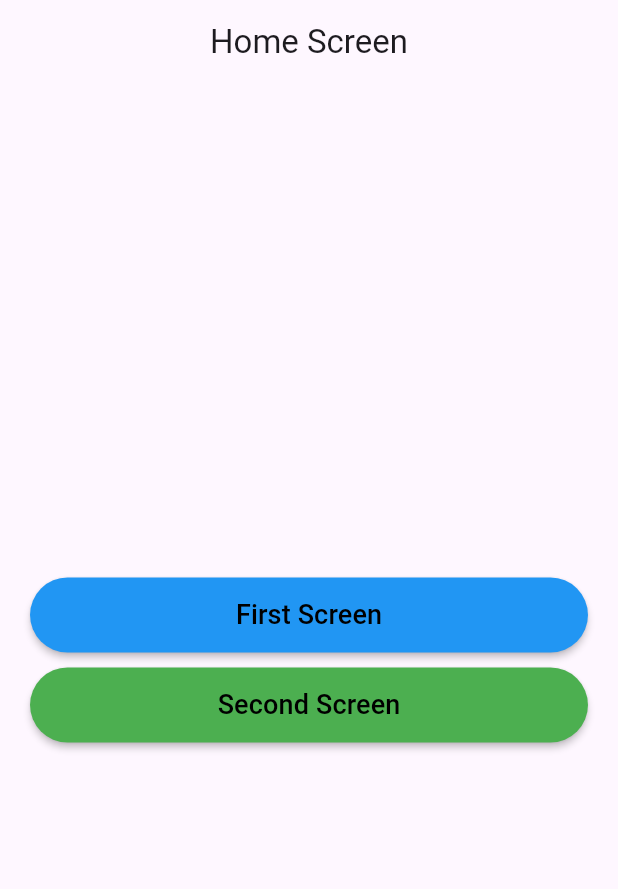
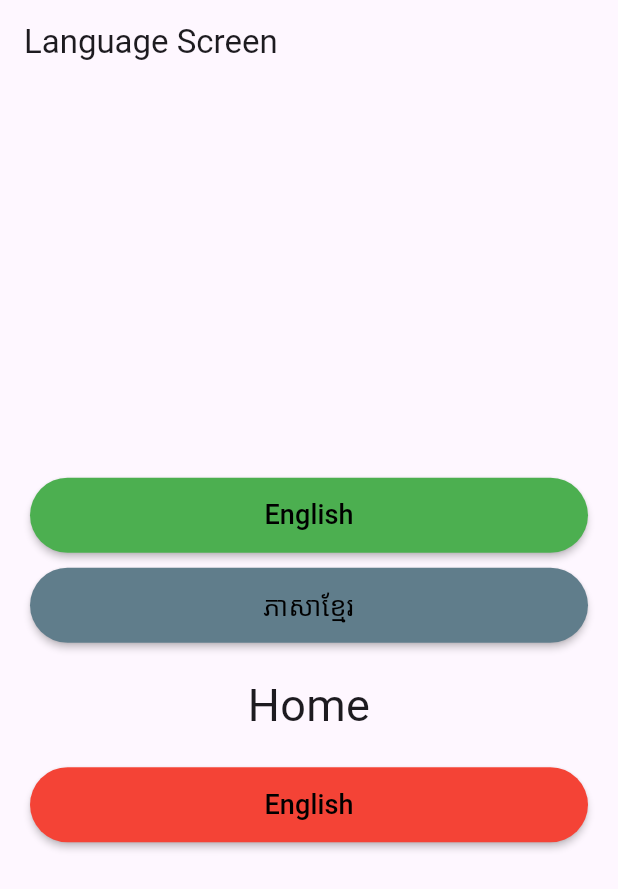
Before and after one commit to SaTya-Dev082/Getx-State-Management, a Flutter app: the screen it shows after launch, on a phone screen of 412 x 824 dp. Shown: the top 889 px of the screen. Run offline on Flutter 3.47's test engine with Material 3 defaults, Android fonts, the phone set to English and light mode, and no system bars; our stand-ins replace get, get_storage.

Commit message:
how to use localization (two languages)

```diff
--- a/lib/main.dart
+++ b/lib/main.dart
@@ -1,49 +1,95 @@
 import 'package:flutter/material.dart';
 import 'package:get/get.dart';
+import 'package:get_storage/get_storage.dart';
 import 'package:learning_getx/mvc_partern/binding/home_binding.dart';
+import 'package:learning_getx/mvc_partern/localizations/controllers/app_localization_controller.dart';
+import 'package:learning_getx/mvc_partern/localizations/views/chinese_screen.dart';
+import 'package:learning_getx/mvc_partern/localizations/views/english_screen.dart';
+import 'package:learning_getx/mvc_partern/localizations/views/khmer_screen.dart';
+import 'package:learning_getx/mvc_partern/localizations/views/language_view.dart';
 import 'package:learning_getx/mvc_partern/view/screens/home_view.dart';
+import 'package:learning_getx/routes/first_screen.dart';
+import 'package:learning_getx/routes/home_screen.dart';
+import 'package:learning_getx/routes/second_screen.dart';
+import 'package:learning_getx/routes/third_screen.dart';
+import 'package:learning_getx/test_route/home_screen.dart';
 // import 'package:learning_getx/routes/first_screen.dart';
 // import 'package:learning_getx/routes/home_screen.dart';
 // import 'package:learning_getx/routes/second_screen.dart';
 // import 'package:learning_getx/routes/third_screen.dart';
 
-void main() {
-  runApp(const MyApp());
+void main() async {
+  await GetStorage.init();
+  runApp(MyApp());
 }
 
 class MyApp extends StatelessWidget {
-  const MyApp({super.key});
+  MyApp({super.key});
+  GetStorage box = GetStorage();
 
   @override
   Widget build(BuildContext context) {
+    print(box.read("lang"));
     return GetMaterialApp(
-      // initialRoute: '/',
-      // getPages: [
-      //   GetPage(
-      //     name: '/',
-      //     page: () => FirstScreen(),
-      //     transition: Transition.rightToLeft,
-      //   ),
-      //   GetPage(
-      //     name: '/firstPage',
-      //     page: () => FirstScreen(),
-      //     transition: Transition.rightToLeft,
-      //   ),
-      //   GetPage(
-      //     name: '/secondPage',
-      //     page: () => SecondScreen(),
-      //     transition: Transition.rightToLeft,
-      //   ),
-      //   GetPage(
-      //     name: '/thirdPage',
-      //     page: () => ThirdScreen(),
-      //     transition: Transition.rightToLeft,
-      //   ),
-      // ],
+      /// Localization
+      locale:
+          (box.read("lang") == null)
+              ? const Locale("en")
+              : Locale(box.read("lang")),
+      translations: AppLocalizationController(),
+      initialRoute: "/",
+      getPages: [
+        GetPage(
+          name: '/',
+          page: () => LanguageView(),
+          transition: Transition.rightToLeft,
+        ),
+        GetPage(
+          name: '/englishScreen',
+          page: () => EnglishScreen(),
+          transition: Transition.rightToLeft,
+        ),
+        GetPage(
+          name: '/khmerScreen',
+          page: () => KhmerScreen(),
+          transition: Transition.rightToLeft,
+        ),
+        GetPage(
+          name: '/chineseScreen',
+          page: () => ChineseScreen(),
+          transition: Transition.rightToLeft,
+        ),
+      ],
+
+      // Dependency Injection
+      /*
+      initialRoute: '/',
+      getPages: [
+        GetPage(
+          name: '/',
+          page: () => HomeScreen(),
+          transition: Transition.rightToLeft,
+        ),
+        GetPage(
+          name: '/firstPage',
+          page: () => FirstScreen(),
+          transition: Transition.rightToLeft,
+        ),
+        GetPage(
+          name: '/secondPage',
+          page: () => SecondScreen(),
+          transition: Transition.rightToLeft,
+        ),
+        GetPage(
+          name: '/thirdPage',
+          page: () => ThirdScreen(),
+          transition: Transition.rightToLeft,
+        ),
+      ],*/
       debugShowCheckedModeBanner: false,
       // home: const HomeScreen(), // Home Route
-      home: HomeView(),
-      initialBinding: HomeBinding(),
+      // home: HomeScreenTest(),
+      // initialBinding: HomeBinding(),
     );
   }
 }
--- /dev/null
+++ b/lib/mvc_partern/localizations/controllers/app_localization_controller.dart
@@ -0,0 +1,9 @@
+import 'package:get/get.dart';
+import 'package:learning_getx/mvc_partern/localizations/languages/chinese.dart';
+import 'package:learning_getx/mvc_partern/localizations/languages/english.dart';
+import 'package:learning_getx/mvc_partern/localizations/languages/khmer.dart';
+
+class AppLocalizationController extends Translations {
+  @override
+  Map<String, Map<String, String>> get keys => {"en": en, "kh": kh, "ch": ch};
+}
--- /dev/null
+++ b/lib/mvc_partern/localizations/languages/chinese.dart
@@ -0,0 +1,9 @@
+Map<String, String> ch = {
+  "language": "中文",
+  "home": "首页",
+  "setting": "设置",
+  "data": "数据",
+  "video": "视频",
+  "picture": "图片",
+  "computer": "电脑",
+};
--- /dev/null
+++ b/lib/mvc_partern/localizations/languages/english.dart
@@ -0,0 +1,9 @@
+Map<String, String> en = {
+  "language": "English",
+  "home": "Home",
+  "setting": "Setting",
+  "data": "Data",
+  "video": "Video",
+  "picture": "Picture",
+  "computer": "Computer",
+};
--- /dev/null
+++ b/lib/mvc_partern/localizations/languages/khmer.dart
@@ -0,0 +1,9 @@
+Map<String, String> kh = {
+  "language": "ភាសាខ្មែរ",
+  "home": "ទំព័រដើម",
+  "setting": "ការកំណត់",
+  "data": "ទិន្នន័យ",
+  "video": "វីដេអូ",
+  "picture": "រូបភាព",
+  "computer": "កុំព្យូទ័រ",
+};
--- /dev/null
+++ b/lib/mvc_partern/localizations/views/language_view.dart
@@ -0,0 +1,91 @@
+import 'package:flutter/material.dart';
+import 'package:get/get.dart';
+import 'package:get_storage/get_storage.dart';
+
+class LanguageView extends StatelessWidget {
+  const LanguageView({super.key});
+
+  @override
+  Widget build(BuildContext context) {
+    return Scaffold(
+      appBar: AppBar(
+        title: Text("Language Screen", textAlign: TextAlign.center),
+      ),
+      body: Column(
+        mainAxisAlignment: MainAxisAlignment.center,
+        crossAxisAlignment: CrossAxisAlignment.stretch,
+        children: [
+          Padding(
+            padding: const EdgeInsets.symmetric(horizontal: 20),
+            child: MaterialButton(
+              shape: RoundedRectangleBorder(
+                borderRadius: BorderRadius.circular(25),
+              ),
+              height: 50,
+              onPressed: () {
+                Get.toNamed("/englishScreen");
+              },
+              color: Colors.green,
+              child: const Text(
+                "English",
+                style: TextStyle(fontSize: 18, color: Colors.black),
+              ),
+            ),
+          ),
+          SizedBox(height: 10),
+          Padding(
+            padding: const EdgeInsets.symmetric(horizontal: 20),
+            child: MaterialButton(
+              shape: RoundedRectangleBorder(
+                borderRadius: BorderRadius.circular(25),
+              ),
+              height: 50,
+              onPressed: () {
+                Get.toNamed("/khmerScreen");
+              },
+              color: Colors.blueGrey,
+              child: const Text(
+                "ភាសាខ្មែរ",
+                style: TextStyle(fontSize: 18, color: Colors.black),
+              ),
+            ),
+          ),
+          SizedBox(height: 20),
+          Text(
+            "home".tr,
+            style: TextStyle(fontSize: 30),
+            textAlign: TextAlign.center,
+          ),
+          SizedBox(height: 20),
+          Padding(
+            padding: const EdgeInsets.symmetric(horizontal: 20),
+            child: MaterialButton(
+              shape: RoundedRectangleBorder(
+                borderRadius: BorderRadius.circular(25),
+              ),
+              textColor: Colors.black,
+              height: 50,
+              onPressed: () {
+                /// Have two languages
+                ///
+                GetStorage box = GetStorage();
+                if (Get.locale == Locale("en")) {
+                  Get.updateLocale(Locale("kh"));
+                  box.write("lang", "kh");
+                } else {
+                  Get.updateLocale(Locale("en"));
+                  box.write("lang", "en");
+                }
+              },
+              color: Colors.red,
+              child: Text(
+                "language".tr,
+                style: TextStyle(fontSize: 18, color: Colors.black),
+              ),
+            ),
+          ),
+        ],
+      ),
+    );
+  }
+}
--- a/pubspec.yaml
+++ b/pubspec.yaml
@@ -35,6 +35,7 @@ dependencies:
   # Use with the CupertinoIcons class for iOS style icons.
   cupertino_icons: ^1.0.8
   get: ^4.7.3
+  get_storage: ^2.1.1
 
 dev_dependencies:
   flutter_test:
```
Also changed, not shown: lib/mvc_partern/localizations/views/chinese_screen.dart (added, +22 -0 lines), lib/mvc_partern/localizations/views/english_screen.dart (added, +22 -0 lines), lib/mvc_partern/localizations/views/khmer_screen.dart (added, +22 -0 lines), lib/test_route/first_screen.dart (added, +37 -0 lines), lib/test_route/home_screen.dart (added, +37 -0 lines), lib/test_route/second_screen.dart (added, +37 -0 lines), lib/test_route/third_screen.dart (added, +37 -0 lines), pubspec.lock, 2 other files.
